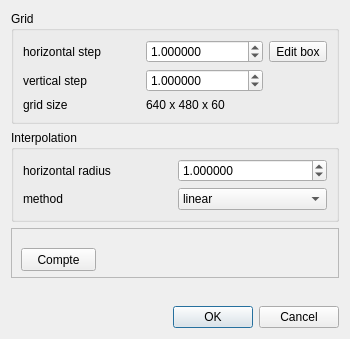
The window that ComputeOrthoWFDialog.ui (dgirardeau/qFWF) describes before a commit, drawn with Qt 5.
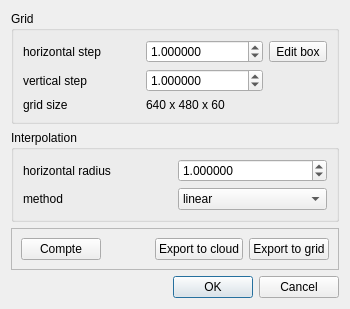
The same window after the commit.

Commit message: First working version of the generation of ortho-waveforms

Patch:
```diff
--- a/ComputeOrthoWFDialog.ui
+++ b/ComputeOrthoWFDialog.ui
@@ -7,7 +7,7 @@
     <x>0</x>
     <y>0</y>
     <width>350</width>
-    <height>339</height>
+    <height>300</height>
    </rect>
   </property>
   <property name="windowTitle">
@@ -168,31 +168,54 @@
    </item>
    <item>
     <widget class="QFrame" name="buttonFrame">
-     <property name="minimumSize">
-      <size>
-       <width>0</width>
-       <height>50</height>
-      </size>
-     </property>
      <property name="frameShape">
       <enum>QFrame::StyledPanel</enum>
      </property>
      <property name="frameShadow">
       <enum>QFrame::Raised</enum>
      </property>
-     <widget class="QPushButton" name="computePushButton">
-      <property name="geometry">
-       <rect>
-        <x>10</x>
-        <y>20</y>
-        <width>75</width>
-        <height>23</height>
-       </rect>
-      </property>
-      <property name="text">
-       <string>Compte</string>
-      </property>
-     </widget>
+     <layout class="QHBoxLayout" name="horizontalLayout">
+      <item>
+       <widget class="QPushButton" name="computePushButton">
+        <property name="text">
+         <string>Compte</string>
+        </property>
+       </widget>
+      </item>
+      <item>
+       <spacer name="horizontalSpacer">
+        <property name="orientation">
+         <enum>Qt::Horizontal</enum>
+        </property>
+        <property name="sizeHint" stdset="0">
+         <size>
+          <width>60</width>
+          <height>20</height>
+         </size>
+        </property>
+       </spacer>
+      </item>
+      <item>
+       <widget class="QPushButton" name="exportCloudPushButton">
+        <property name="toolTip">
+         <string>Export the grid as a point cloud with ortho-waveforms</string>
+        </property>
+        <property name="text">
+         <string>Export to cloud</string>
+        </property>
+       </widget>
+      </item>
+      <item>
+       <widget class="QPushButton" name="exportGridPushButton">
+        <property name="toolTip">
+         <string>Export the grid as a point cloud</string>
+        </property>
+        <property name="text">
+         <string>Export to grid</string>
+        </property>
+       </widget>
+      </item>
+     </layout>
     </widget>
    </item>
    <item>
```
Left out of the diff: 2 changed lines with no effect on the pictures. The commit also changes 4 other files.
